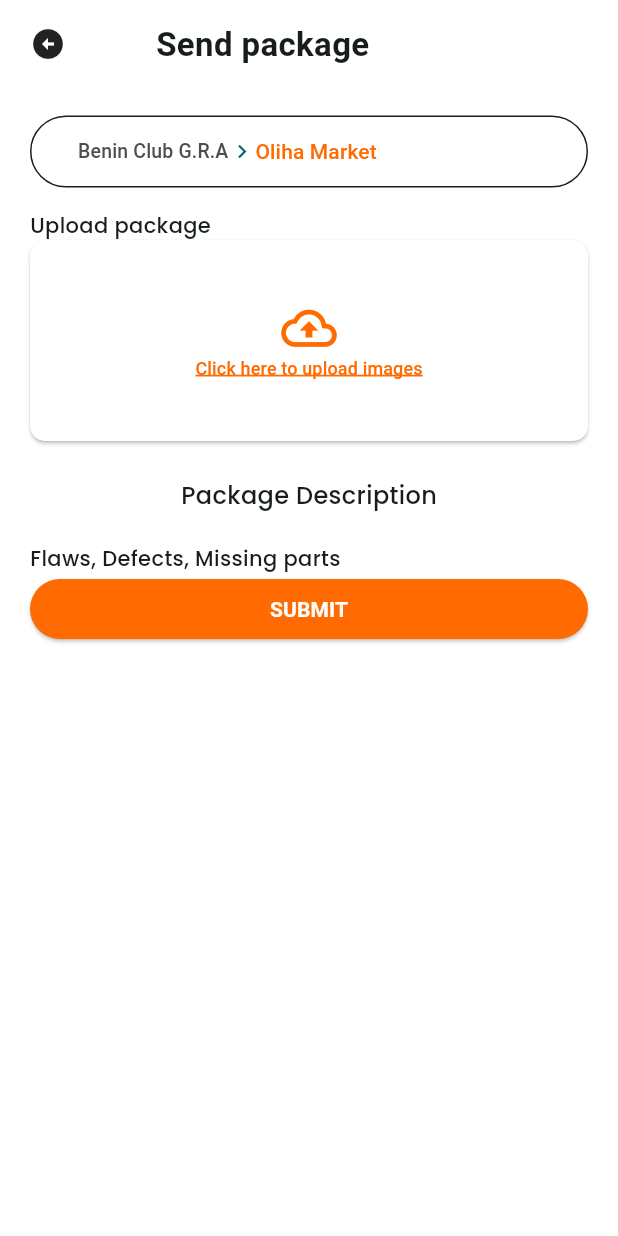
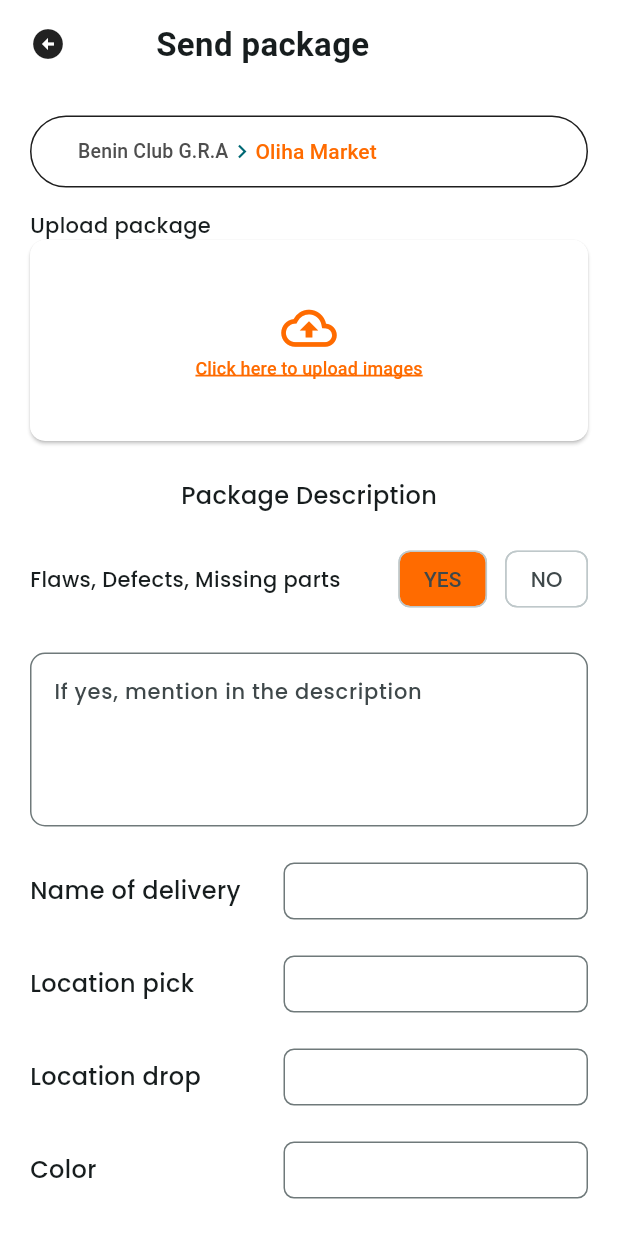
Before and after one commit to Vickyjoe939/DheLiver_app, a Flutter app: the screen it shows after launch, item 3 of the bottom bar chosen, after a tap on "Send Package", on a phone screen of 412 x 824 dp. Run offline on Flutter 3.47's test engine with Material 3 defaults, Android fonts, the phone set to English and light mode, and no system bars.

Commit message:
work in progress

```diff
--- a/lib/Screens/custom_widget.dart
+++ b/lib/Screens/custom_widget.dart
@@ -73,6 +73,7 @@ const deepGray10 = Color(0xff4e4e4e);
 
 const status = Color(0xff33ff00);
 
+const black25 = Color(0x00000040);
 const black50 = Color(0x00000080);
 const black80 = Color(0x000000CC);
 
--- a/lib/Screens/delivery.dart
+++ b/lib/Screens/delivery.dart
@@ -25,8 +25,12 @@ class Delivery extends StatelessWidget {
                 ),
               },
               style: TextButton.styleFrom(
+                minimumSize: Size.zero,
+                padding: EdgeInsets.symmetric(vertical: 12, horizontal: 1),
                 // side: BorderSide()
-
+                shape: RoundedRectangleBorder(
+                  borderRadius: BorderRadiusGeometry.all(Radius.zero),
+                ),
               ),
               child: const Row(
                 children: [
--- a/lib/Screens/delivery/send_package.dart
+++ b/lib/Screens/delivery/send_package.dart
@@ -11,6 +11,7 @@ class SendPackage extends StatelessWidget {
     return Scaffold(
       backgroundColor: Colors.white,
       body: SafeArea(
+        child: SingleChildScrollView(
           child: Padding(
             padding: EdgeInsets.fromLTRB(20, 14, 20, 1),
             child: Column(
@@ -80,7 +81,10 @@ class SendPackage extends StatelessWidget {
                             size: 37,
                             color: orangeBlase,
                           ),
-                        Text("Click here to upload images", style: orangeStyle),
+                          Text(
+                            "Click here to upload images",
+                            style: orangeStyle,
+                          ),
                         ],
                       ),
                     ),
@@ -90,18 +94,106 @@ class SendPackage extends StatelessWidget {
                 Text("Package Description", style: FontStyle500(fontSize: 16)),
                 SizedBox(height: 20),
                 Row(
+                  mainAxisAlignment: MainAxisAlignment.spaceBetween,
                   children: [
                     Text(
                       "Flaws, Defects, Missing parts ",
                       style: FontStyle500(fontSize: 14),
                     ),
+                    Row(
+                      mainAxisAlignment: MainAxisAlignment.spaceBetween,
+                      spacing: 12,
+                      children: [
+                        FilterChip(
+                          label: Text("YES"),
+                          backgroundColor: orangeBlase,
+                          onSelected: (bool value) => {},
+                        ),
+                        FilterChip(
+                          label: Text("NO", style: FontStyle500(fontSize: 14)),
+                          backgroundColor: Colors.white,
+                          onSelected: (bool value) => {},
+                        ),
+                      ],
+                    ),
+                  ],
+                ),
+                SizedBox(height: 25),
+                TextField(
+                  maxLines: 4,
+                  style: FontStyle500(fontSize: 14),
+                  decoration: InputDecoration(
+                    focusedBorder: OutlineInputBorder(
+                      borderSide: BorderSide(color: orangeBlase),
+                    ),
+                    border: OutlineInputBorder(
+                      borderSide: BorderSide(
+                        // style: BorderStyle.solid,
+                        color: black25,
+                      ),
+                      borderRadius: BorderRadius.circular(10),
+                    ),
+                    hintText: 'If yes, mention in the description',
+                  ),
+                ),
+                SizedBox(height: 24),
+                Column(
+                  children: [
+                    UserInput(label: "Name of delivery"),
+                    SizedBox(height: 24),
+                    UserInput(label: "Location pick"),
+                    SizedBox(height: 24),
+                    UserInput(label: "Location drop"),
+                    SizedBox(height: 24),
+                    UserInput(label: "Color"),
+                    SizedBox(height: 24),
                   ],
                 ),
                 Row(children: [Expanded(child: CtaButton())]),
+                SizedBox(height: 18),
               ],
+            ),
           ),
         ),
       ),
     );
   }
 }
+
+class UserInput extends StatelessWidget {
+  final String? label;
+
+  const UserInput({super.key, this.label});
+
+  @override
+  Widget build(BuildContext context) {
+    return Row(
+      mainAxisAlignment: MainAxisAlignment.spaceBetween,
+      children: [
+        Text(label ?? "unknown", style: FontStyle500(fontSize: 16)),
+        SizedBox(
+          width: 203,
+          child: TextField(
+            scrollPadding: EdgeInsets.all(0),
+            decoration: InputDecoration(
+              contentPadding: EdgeInsets.symmetric(horizontal: 5, vertical: 7),
+              isDense: true,
+              border: OutlineInputBorder(
+                borderSide: BorderSide(
+                  // width: 4,
+                  // color: orangeBlase,
+                ),
+                gapPadding: 0,
+                borderRadius: BorderRadius.circular(7),
+              ),
+              focusedBorder: OutlineInputBorder(
+                borderSide: BorderSide(color: orangeBlase),
+                gapPadding: 0,
+              ),
+            ),
+          ),
+        ),
+      ],
+    );
+  }
+}
```
Also changed, not shown: lib/Screens/delivery/display_package.dart (added). Lines whose indentation alone changed are shown as unchanged.
